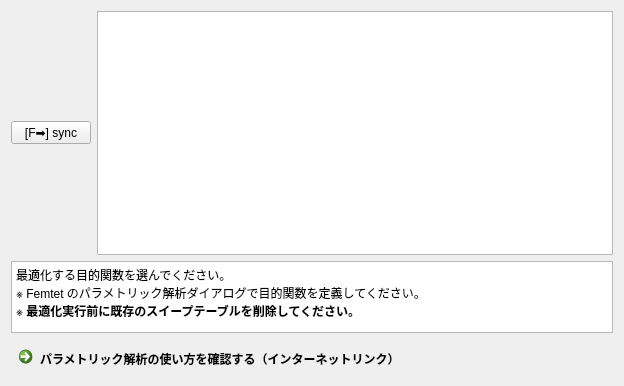
Old version of the form pyfemtet_opt_gui_2/ui/WizardPage_obj.ui in the repository pyfemtet/pyfemtet-opt-gui.
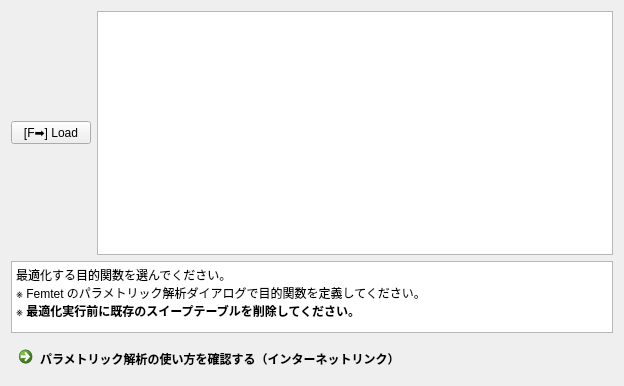
New version of the form.

```diff
--- a/pyfemtet_opt_gui_2/ui/WizardPage_obj.ui
+++ b/pyfemtet_opt_gui_2/ui/WizardPage_obj.ui
@@ -17,7 +17,7 @@
    <item row="0" column="0">
     <widget class="QPushButton" name="pushButton">
      <property name="text">
-      <string>[F➡] sync</string>
+      <string>[F➡] Load</string>
      </property>
     </widget>
    </item>
```
